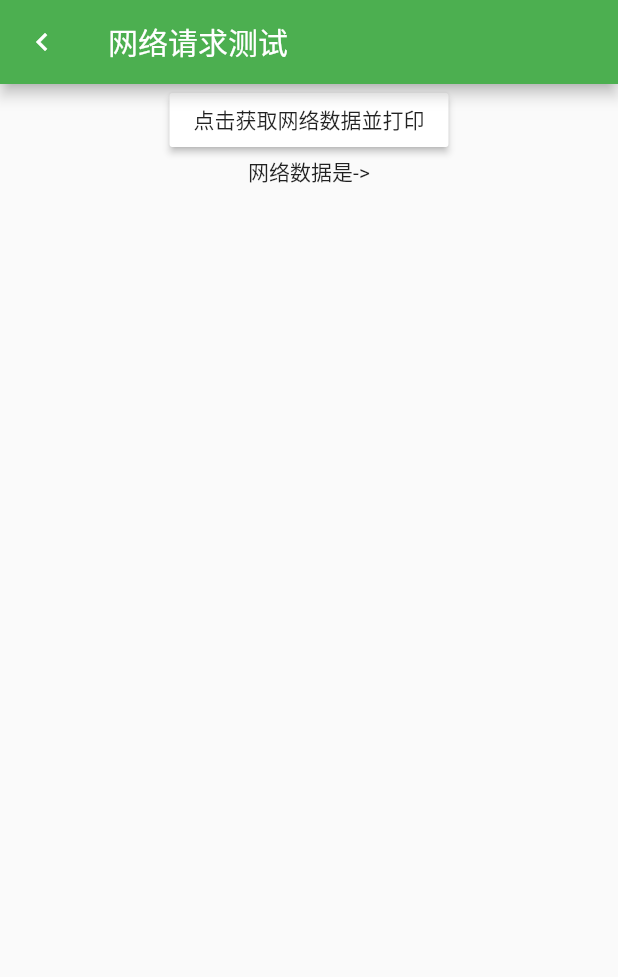
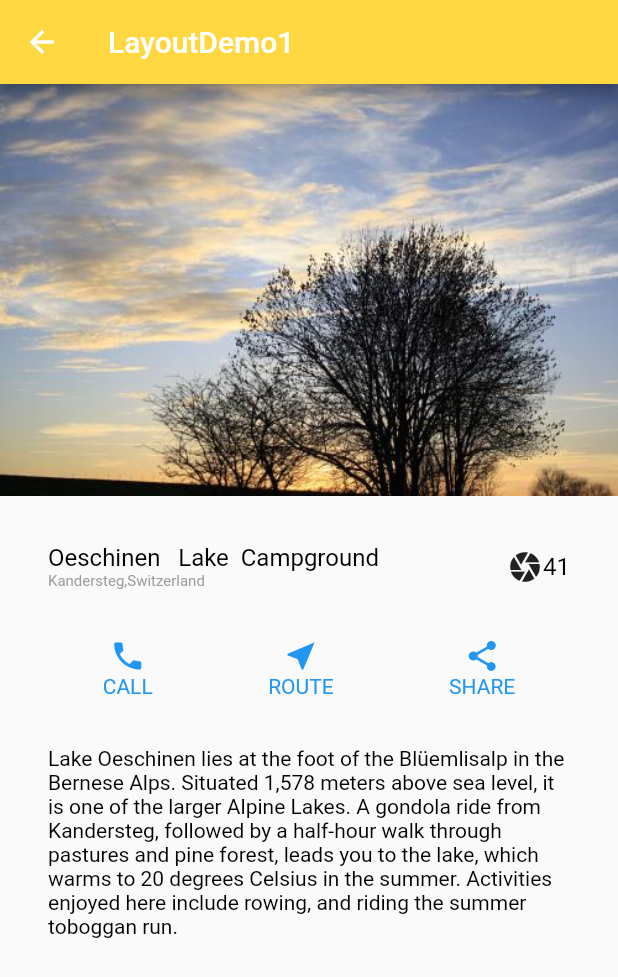
Before and after one commit to liangperfect/FlutterDemo, a Flutter app: the screen it shows after launch, on a phone screen of 412 x 824 dp. Shown: the top 977 px of the screen. Run offline on Flutter 3.47's test engine with Material 2 defaults, Android fonts, the phone set to English and light mode, and no system bars; our stand-ins replace dio.

Commit message:
布局的简单练习

```diff
--- a/lib/main.dart
+++ b/lib/main.dart
@@ -9,6 +9,8 @@ import 'package:flutter_app/views/SearchDemo2.dart';
 import 'package:flutter_app/views/SomeKeyDemo.dart';
 import 'package:flutter_app/views/StatefulWidgetDemo.dart';
 import 'package:flutter_app/views/httpdemo/HttpDemo.dart';
+import 'package:flutter_app/views/layoutdemo/LayoutDemo1.dart';
+import 'package:flutter_app/views/layoutdemo/StackDemo.dart';
 import 'package:flutter_app/views/providerdemo/Counter.dart';
 import 'package:flutter_app/views/providerdemo/ProviderDemo.dart';
 import 'package:flutter_app/views/providerdemo/ProviderSecond.dart';
@@ -51,16 +53,17 @@ class MyApp extends StatelessWidget {
         '/home/layout': (BuildContext context) => LayoutDemo(),
         '/home/tiledemo': (BuildContext context) => ListTileDemo(),
         '/home/listviewdemo': (BuildContext context) => ListViewDemo(),
-        '/home/StatefulWidgetDemo': (BuildContext context) =>
-            StatefulWidgetDemo(),
+        '/home/StatefulWidgetDemo': (BuildContext context) => StatefulWidgetDemo(),
         '/home/DecoratedBoxDemo': (BuildContext context) => DecoratedBoxDemo(),
         '/home/SomeKeyDemo': (BuildContext context) => SomeKeyDemo(),
         '/home/MixinsDemo': (BuildContext context) => MixinsDemo(),
         '/home/ProviderDemo': (BuildContext context) => ProviderDemo(),
         '/home/ProviderSecond': (BuildContext context) => ProviderSecond(),
         '/home/HttpDemo': (BuildContext context) => HttpDemo(),
+        '/home/StackDemo': (BuildContext context) => StackDemo(),
+        '/home/LayoutDemo1': (BuildContext context) => LayoutDemo1()
       },
-      initialRoute: '/home/HttpDemo',
+      initialRoute: '/home/LayoutDemo1',
     );
   }
 }
--- /dev/null
+++ b/lib/views/layoutdemo/LayoutDemo1.dart
@@ -0,0 +1,105 @@
+import 'package:flutter/cupertino.dart';
+import 'package:flutter/material.dart';
+
+class LayoutDemo1 extends StatefulWidget {
+  String text =
+      "Lake Oeschinen lies at the foot of the Blüemlisalp in the Bernese Alps. Situated 1,578 meters above sea level, it is one of the larger Alpine Lakes. A gondola ride from Kandersteg, followed by a half-hour walk through pastures and pine forest, leads you to the lake, which warms to 20 degrees Celsius in the summer. Activities enjoyed here include rowing, and riding the summer toboggan run.";
+
+  @override
+  State<StatefulWidget> createState() => LayoutState();
+}
+
+class LayoutState extends State<LayoutDemo1> {
+  @override
+  Widget build(BuildContext context) {
+    return Scaffold(
+      appBar: AppBar(
+        title: Text('LayoutDemo1'),
+        backgroundColor: Colors.amberAccent,
+      ),
+      body: Container(
+        decoration: BoxDecoration(),
+        child: Column(
+          mainAxisSize: MainAxisSize.max,
+          children: <Widget>[
+            Image.asset("assets/images/pic.jpg"),
+            Container(
+              padding: EdgeInsets.all(32.0),
+              child: Row(
+                mainAxisSize: MainAxisSize.max,
+                children: <Widget>[
+                  Expanded(
+                    child: Column(
+                      textDirection: TextDirection.ltr,
+                      crossAxisAlignment: CrossAxisAlignment.start,
+                      children: <Widget>[
+                        Text(
+                          'Oeschinen   Lake  Campground',
+                          style: TextStyle(fontSize: 16, color: Colors.black),
+                        ),
+                        Text(
+                          'Kandersteg,Switzerland',
+                          style: TextStyle(fontSize: 10, color: Colors.grey),
+                        )
+                      ],
+                    ),
+                    flex: 2,
+                  ),
+                  Row(
+                    children: <Widget>[
+                      Icon(Icons.camera),
+                      Text(
+                        '41',
+                        style: TextStyle(fontSize: 16, color: Colors.black),
+                      )
+                    ],
+                  ),
+                ],
+              ),
+            ),
+            Container(
+              margin: EdgeInsets.symmetric(vertical: 0, horizontal: 30),
+//              padding: EdgeInsets.symmetric(vertical: 10, horizontal: 20),
+              child: Flex(
+                direction: Axis.horizontal,
+                mainAxisAlignment: MainAxisAlignment.spaceAround,
+                children: <Widget>[
+                  MethodWidget('CALL', Icons.phone),
+                  MethodWidget('ROUTE', Icons.near_me),
+                  MethodWidget('SHARE', Icons.share),
+                ],
+              ),
+            ),
+            Container(
+              margin: EdgeInsets.all(32),
+              child: Text(
+                widget.text,
+                style: TextStyle(color: Colors.black),
+              ),
+            )
+          ],
+        ),
+      ),
+    );
+  }
+}
+
+class MethodWidget extends StatelessWidget {
+  String methodName;
+  IconData iconData;
+
+  MethodWidget(this.methodName, this.iconData);
+
+  @override
+  Widget build(BuildContext context) {
+    return Column(
+      children: <Widget>[
+        Icon(iconData, color: Colors.blue),
+        Text(
+          methodName,
+          style: TextStyle(color: Colors.blue),
+        )
+      ],
+    );
+  }
+}
--- /dev/null
+++ b/lib/views/layoutdemo/StackDemo.dart
@@ -0,0 +1,39 @@
+import 'package:flutter/cupertino.dart';
+import 'package:flutter/material.dart';
+
+class StackDemo extends StatefulWidget {
+  @override
+  State<StatefulWidget> createState() => StackState();
+}
+
+class StackState extends State<StackDemo> {
+  @override
+  Widget build(BuildContext context) {
+    return Scaffold(
+      appBar: AppBar(title: Text("Stack测试")),
+      body: Container(
+        decoration: BoxDecoration(color: Colors.green),
+        child: ConstrainedBox(
+            constraints: BoxConstraints.expand(),
+            child: Row(
+              textDirection: TextDirection.ltr,
+              children: <Widget>[
+                Container(
+                  color: Colors.blue,
+                  child: Text('row1'),
+                ),
+                ConstrainedBox(
+                  constraints: BoxConstraints.loose(Size(200,500)),
+                  child: Text('row2'),
+                ),
+                Text('row3'),
+              ],
+              mainAxisAlignment: MainAxisAlignment.end,
+              mainAxisSize: MainAxisSize.min,
+              verticalDirection: VerticalDirection.down,
+              crossAxisAlignment: CrossAxisAlignment.start,
+            )),
+      ),
+    );
+  }
+}
--- a/pubspec.yaml
+++ b/pubspec.yaml
@@ -87,3 +87,6 @@ flutter:
     - family: projttf
       fonts:
         - asset: assets/fonts/iconfont.ttf
+
+  assets:
+    - assets/images/
```
Also changed, not shown: assets/images/login-bg.png (deleted), assets/images/login-earth.png (deleted), assets/images/login-input-header.png (deleted), assets/images/pic.jpg (added).
